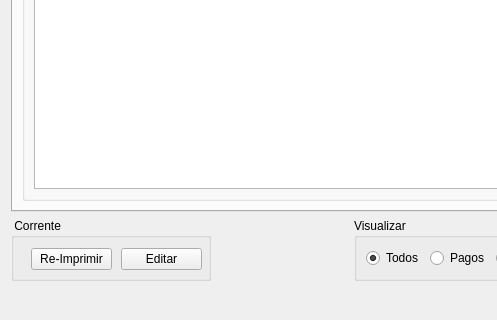
Old version of the form Projects/Blink/Plugins/financier/managerticket.ui in the repository MarcoBueno1/qrad; both pictures show x 0 to 497 and y 266 to 586 of the 800 by 586 pixel window.
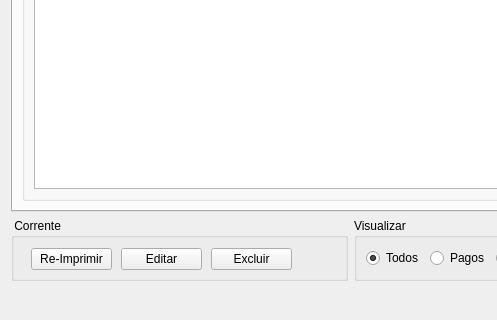
New version of the form. Custom widgets are drawn as their Qt base class.

The edit to the form file:
```diff
--- a/Projects/Blink/Plugins/financier/managerticket.ui
+++ b/Projects/Blink/Plugins/financier/managerticket.ui
@@ -243,7 +243,7 @@
     <widget class="QGroupBox" name="groupBoxCurrent">
      <property name="maximumSize">
       <size>
-       <width>200</width>
+       <width>350</width>
        <height>16777215</height>
       </size>
      </property>
@@ -276,6 +276,19 @@
        <string>Editar</string>
       </property>
      </widget>
+     <widget class="QPushButton" name="pushButtonRemove">
+      <property name="geometry">
+       <rect>
+        <x>200</x>
+        <y>30</y>
+        <width>81</width>
+        <height>22</height>
+       </rect>
+      </property>
+      <property name="text">
+       <string>Excluir</string>
+      </property>
+     </widget>
     </widget>
    </item>
   </layout>
```
